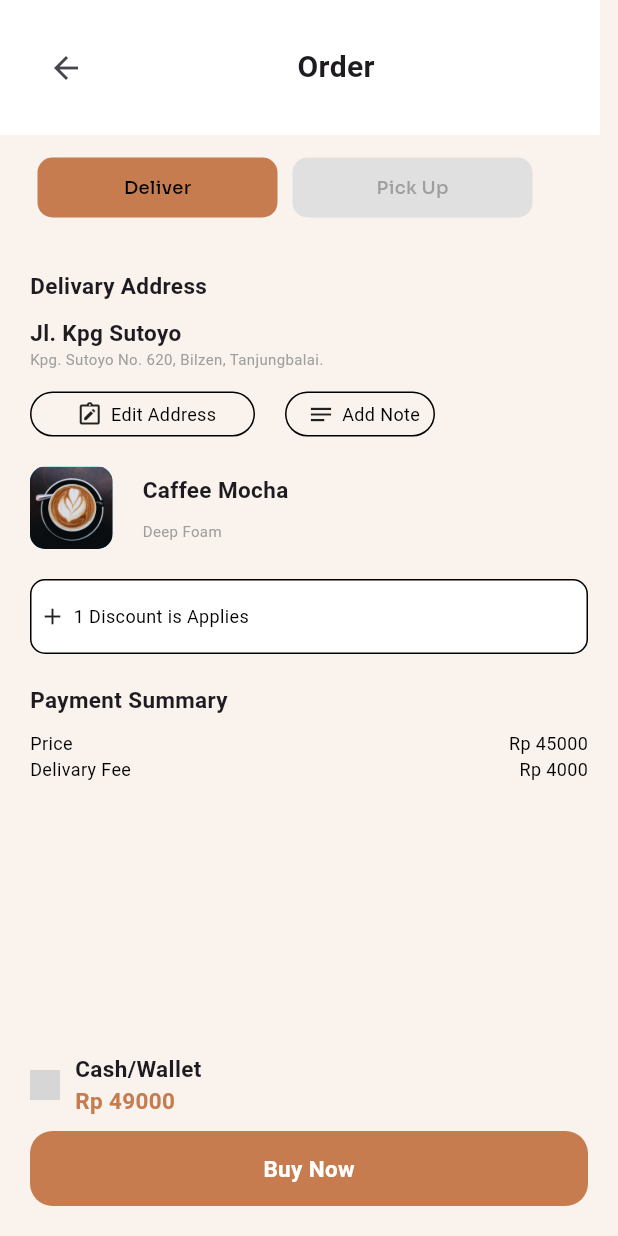
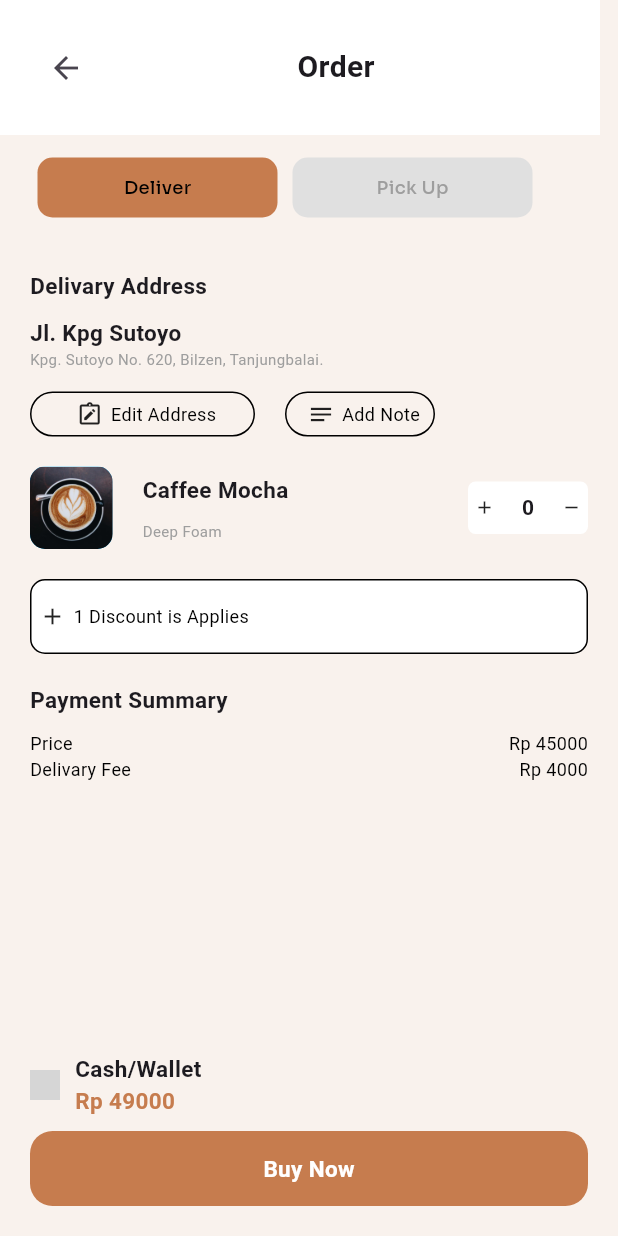
Before and after one commit to ArdyIan/Coffee-Shop-App, a Flutter app: the Order screen opened directly, on a phone screen of 412 x 824 dp. Run offline on Flutter 3.47's test engine with Material 3 defaults, Android fonts, the phone set to English and light mode, and no system bars; our stand-ins replace google_fonts, readmore; grey boxes are pictures that could not be loaded.

Commit message:
membuat counting item number sederhana

```diff
--- a/lib/pages/order.dart
+++ b/lib/pages/order.dart
@@ -18,6 +18,9 @@ class _OrderState extends State<Order> {
     "Pick Up",
   ];
   int current = 0;
+
+//data untuk add item number
+  int number = 0;
 
   @override
   Widget build(BuildContext context) {
@@ -192,6 +195,9 @@ class _OrderState extends State<Order> {
                             width: 20,
                           ),
                           Row(
+                            mainAxisAlignment: MainAxisAlignment.spaceBetween,
+                            children: [
+                              Row(
                                 // mainAxisAlignment: MainAxisAlignment.start,
                                 children: [
                                   ClipRRect(
@@ -209,8 +215,10 @@ class _OrderState extends State<Order> {
                                   SizedBox(
                                     width: 20,
                                   ),
+
                                   Column(
-                                  crossAxisAlignment: CrossAxisAlignment.start,
+                                      crossAxisAlignment:
+                                          CrossAxisAlignment.start,
                                       children: [
                                         Text(
                                           "Caffee Mocha",
@@ -230,7 +238,55 @@ class _OrderState extends State<Order> {
                                             color: Colors.grey,
                                           ),
                                         ),
-                                  ])
+                                      ]),
+
+                                  //add item number
+                                ],
+                              ),
+                              Container(
+                                height: 35,
+                                width: 80,
+                                decoration: BoxDecoration(
+                                    color: Colors.white,
+                                    borderRadius: BorderRadius.circular(5)),
+                                child: Padding(
+                                  padding: EdgeInsets.all(4),
+                                  child: Row(
+                                    mainAxisAlignment:
+                                        MainAxisAlignment.spaceBetween,
+                                    children: [
+                                      GestureDetector(
+                                          onTap: () {
+                                            setState(() {
+                                              number++;
+                                            });
+                                          },
+                                          child: Icon(
+                                            Icons.add,
+                                            size: 14,
+                                          )),
+                                      Text(
+                                        number.toString(),
+                                        style: TextStyle(
+                                            fontSize: 14, fontWeight: semiBold),
+                                      ),
+                                      GestureDetector(
+                                          onTap: () {
+                                            setState(() {
+                                              if (number > 0) {
+                                                number--;
+                                              }
+                                              print('Number decreament');
+                                            });
+                                          },
+                                          child: Icon(
+                                            Icons.remove,
+                                            size: 14,
+                                          )),
+                                    ],
+                                  ),
+                                ),
+                              ),
                             ],
                           ),
                         ],
```
Lines whose indentation alone changed are shown as unchanged.
